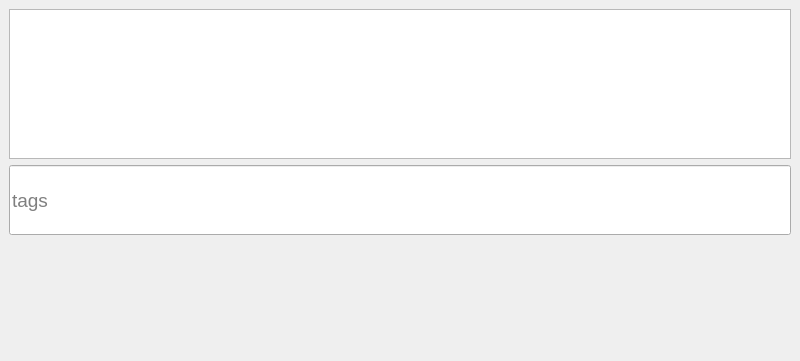
The window that backend_version/ui/qt/mainwindow.ui (agudpp/alias) describes before a commit, drawn with Qt 5.
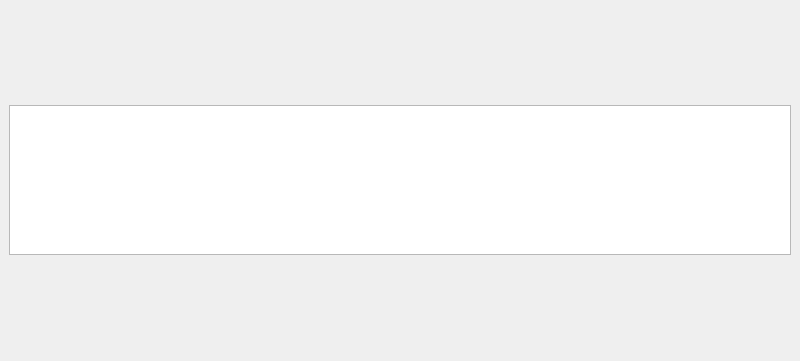
The same window after the commit.

Commit message: Refactoring the tag_handler as independent ui so it is reusable

Patch:
```diff
--- a/backend_version/ui/qt/mainwindow.ui
+++ b/backend_version/ui/qt/mainwindow.ui
@@ -17,6 +17,8 @@
    <string>Tag Linker</string>
   </property>
   <widget class="QWidget" name="centralwidget">
+   <layout class="QVBoxLayout" name="verticalLayout_2">
+    <item>
    <layout class="QVBoxLayout" name="verticalLayout">
     <item>
      <widget class="QListWidget" name="resultList">
@@ -31,45 +33,7 @@
       </property>
      </widget>
     </item>
-    <item>
-     <layout class="QHBoxLayout" name="optLayout"/>
-    </item>
-    <item>
-     <widget class="QLineEdit" name="lineEdit">
-      <property name="minimumSize">
-       <size>
-        <width>0</width>
-        <height>70</height>
-       </size>
-      </property>
-      <property name="font">
-       <font>
-        <pointsize>14</pointsize>
-       </font>
-      </property>
-      <property name="placeholderText">
-       <string>tags</string>
-      </property>
-     </widget>
-    </item>
-    <item>
-     <layout class="QHBoxLayout" name="selTagsLayout"/>
-    </item>
-    <item>
-     <spacer name="verticalSpacer_2">
-      <property name="orientation">
-       <enum>Qt::Vertical</enum>
-      </property>
-      <property name="sizeType">
-       <enum>QSizePolicy::MinimumExpanding</enum>
-      </property>
-      <property name="sizeHint" stdset="0">
-       <size>
-        <width>20</width>
-        <height>40</height>
-       </size>
-      </property>
-     </spacer>
+     </layout>
     </item>
    </layout>
   </widget>
```
Lines whose indentation alone changed are shown as unchanged. The commit also changes 6 other files.
